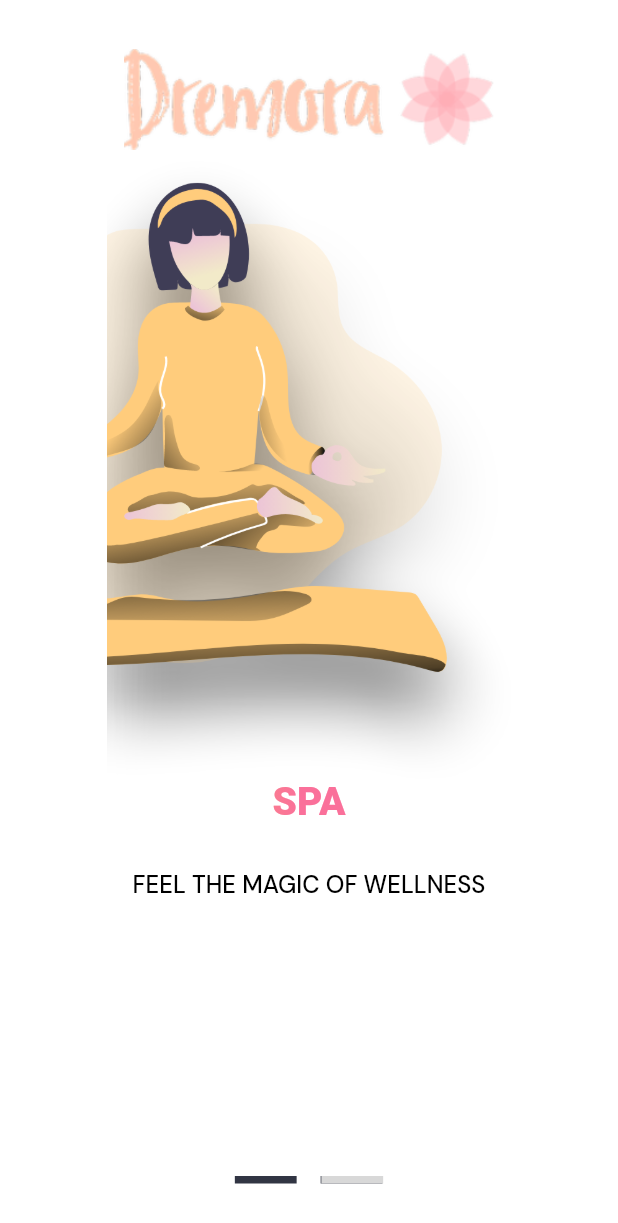
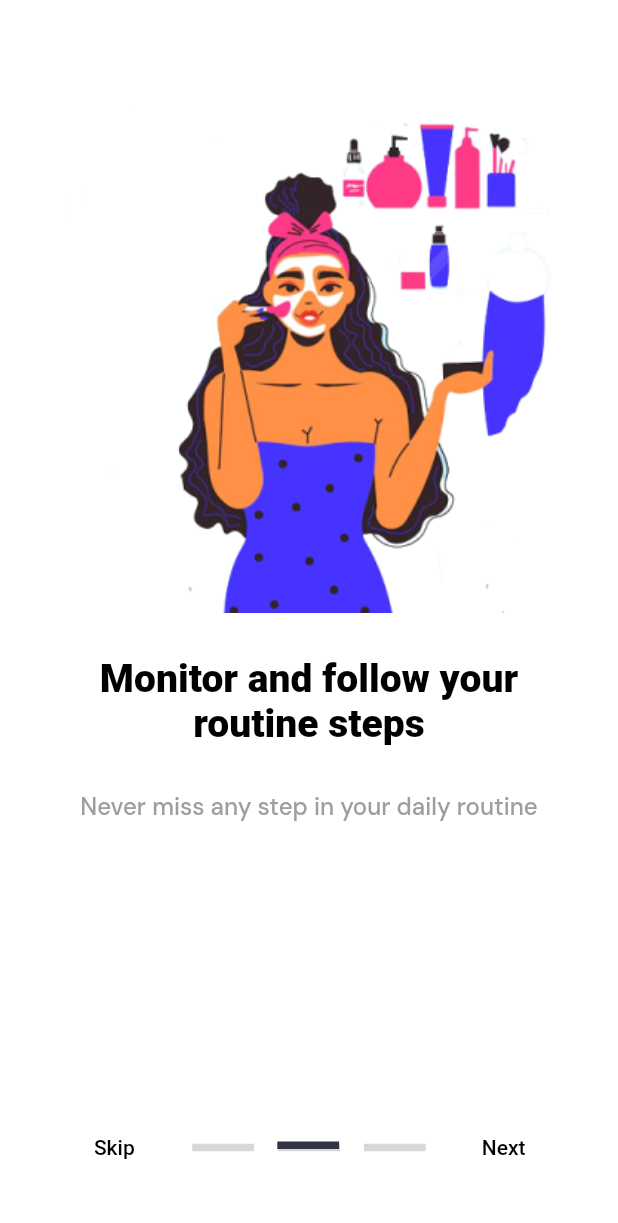
Before and after one commit to AdamAmirah/Dermora, a Flutter app: the screen it shows after launch, swiped to page 2, on a phone screen of 412 x 824 dp. Shown: the top 1223 px of the screen. Run offline on Flutter 3.47's test engine with Material 2 defaults, Android fonts, the phone set to English and light mode, and no system bars; our stand-ins replace google_fonts.

Commit message:
On boarding all pages

```diff
--- a/frontenddermora/lib/screens/welcome/components/body.dart
+++ b/frontenddermora/lib/screens/welcome/components/body.dart
@@ -1,3 +1,5 @@
+// ignore_for_file: deprecated_member_use
+
 import 'package:flutter/material.dart';
 import 'package:frontenddermora/screens/welcome/components/intro_widget.dart';
 import 'package:frontenddermora/util/styles.dart';
@@ -37,7 +39,8 @@ class _BodyState extends State<Body> {
         _moveBar = _moveBar - 0.14;
       }
     }
-
+    print(currentPageValue);
+    print(previousPageValue);
     setState(() {});
   }
 
@@ -51,20 +54,35 @@ class _BodyState extends State<Body> {
         screenWidth: screenWidth,
         screenheight: screenheight,
         image: 'assets/images/illustration-1.png',
-          secImage: 'assets/images/logo.png',
+        secImage: 'assets/images/logoo.png',
         type: 'Welcome To Dermora',
         startGradientColor: kBlue,
         endGradientColor: kPruple,
-          subText: 'Your personal assistant for all of your skin care needs'),
+        subText: 'Your personal assistant for all of your skin care needs',
+        fontSize: 26.0,
+      ),
       IntroWidget(
         screenWidth: screenWidth,
         screenheight: screenheight,
-          image: 'assets/images/yellow.png',
-          secImage: 'assets/images/logo.png',
-          type: 'Spa',
-          startGradientColor: kOrange,
-          endGradientColor: kYellow,
-          subText: 'FEEL THE MAGIC OF WELLNESS'),
+        image: 'assets/images/illustration-2.png',
+        secImage: "false",
+        type: 'Monitor and follow your routine steps',
+        startGradientColor: kBlue,
+        endGradientColor: kPruple,
+        subText: 'Never miss any step in your daily routine',
+        fontSize: 26.0,
+      ),
+      IntroWidget(
+        screenWidth: screenWidth,
+        screenheight: screenheight,
+        image: 'assets/images/illustration-3.png',
+        secImage: "false",
+        type: 'Chat with dermatologist',
+        startGradientColor: kBlue,
+        endGradientColor: kPruple,
+        subText: 'Ask skincare questions and get answers in real time',
+        fontSize: 26.0,
+      ),
     ];
 
     return Scaffold(
@@ -93,7 +111,27 @@ class _BodyState extends State<Body> {
                   mainAxisSize: MainAxisSize.min,
                   mainAxisAlignment: MainAxisAlignment.center,
                   children: <Widget>[
+                    FlatButton(
+                      color: Colors.transparent,
+                      splashColor: Colors.black26,
+                      onPressed: () {},
+                      child: const Text(
+                        'Skip',
+                        style: TextStyle(color: Colors.black),
+                      ),
+                    ),
                     for (var i in introWidgetsList) slidingBar(),
+                    FlatButton(
+                      color: Colors.transparent,
+                      splashColor: Colors.black26,
+                      onPressed: () {
+                        onAddButtonTappedNext();
+                      },
+                      child: const Text(
+                        'Next',
+                        style: TextStyle(color: Colors.black),
+                      ),
+                    ),
                   ],
                 ),
               ),
@@ -114,9 +152,9 @@ class _BodyState extends State<Body> {
   Container movingBar() {
     return Container(
       height: 5,
-      margin: EdgeInsets.symmetric(horizontal: 8),
+      margin: EdgeInsets.symmetric(horizontal: 95, vertical: 20),
       width: screenWidth * 0.1,
-      decoration: BoxDecoration(color: kwhiteGrey),
+      decoration: BoxDecoration(color: klightGrey),
     );
   }
 
@@ -125,7 +163,14 @@ class _BodyState extends State<Body> {
       margin: EdgeInsets.symmetric(horizontal: 8),
       height: 5,
       width: screenWidth * 0.1,
-      decoration: BoxDecoration(color: klightGrey),
+      decoration: BoxDecoration(color: kwhiteGrey),
+    );
+  }
+
+  void onAddButtonTappedNext() {
+    controller.nextPage(
+      duration: const Duration(milliseconds: 100),
+      curve: Curves.fastOutSlowIn,
     );
   }
 }
--- a/frontenddermora/lib/screens/welcome/components/intro_widget.dart
+++ b/frontenddermora/lib/screens/welcome/components/intro_widget.dart
@@ -11,6 +11,7 @@ class IntroWidget extends StatelessWidget {
   final Color startGradientColor;
   final Color endGradientColor;
   final String subText;
+  final double fontSize;
 
   IntroWidget({
     required this.screenWidth,
@@ -21,6 +22,7 @@ class IntroWidget extends StatelessWidget {
     required this.startGradientColor,
     required this.endGradientColor,
     required this.subText,
+    required this.fontSize,
   });
 
   @override
@@ -35,6 +37,7 @@ class IntroWidget extends StatelessWidget {
       child: Column(
         crossAxisAlignment: CrossAxisAlignment.center,
         children: <Widget>[
+          if (secImage != "false")
             Image.asset(
               secImage,
               width: screenWidth * 0.6,
@@ -50,12 +53,18 @@ class IntroWidget extends StatelessWidget {
           Stack(
             alignment: AlignmentDirectional.bottomStart,
             children: <Widget>[
-              Text(
-                type.toString().toUpperCase(),
+              Container(
+                padding: const EdgeInsets.fromLTRB(30, 0, 30, 0),
+                child: Text(
+                  type.toString(),
+                  textAlign: TextAlign.center,
                   style: TextStyle(
-                    fontSize: 26.0,
+                    fontSize: fontSize,
                     fontWeight: FontWeight.w900,
-                    foreground: Paint()..shader = linearGradient),
+                    color: Colors.black,
+                    // foreground: Paint()..shader = linearGradient
+                  ),
+                ),
               ),
             ],
           ),
@@ -67,7 +76,7 @@ class IntroWidget extends StatelessWidget {
               style: GoogleFonts.dmSans(
                 textStyle: const TextStyle(
                   fontWeight: FontWeight.w500,
-                  color: Colors.black,
+                  color: Colors.grey,
                   fontSize: 16.0,
                 ),
               ),
--- a/frontenddermora/lib/util/styles.dart
+++ b/frontenddermora/lib/util/styles.dart
@@ -20,6 +20,7 @@ final kLightRed = HexColor('ff719a');
 final kLighOrange2 = HexColor('fbab66');
 final kPurple = HexColor('f7418c');
 final kwhite = HexColor('ffffff');
+final kBlack = HexColor('000000');
 
 final TextStyle captionStyle = TextStyle(color: Colors.grey[400]);
 final TextStyle whiteBody = TextStyle(color: Colors.white);
```
Also changed, not shown: frontenddermora/assets/images/illustration-2.png (added), frontenddermora/assets/images/illustration-3.png (added), frontenddermora/assets/images/logoo.png (added). Lines whose indentation alone changed are shown as unchanged.
